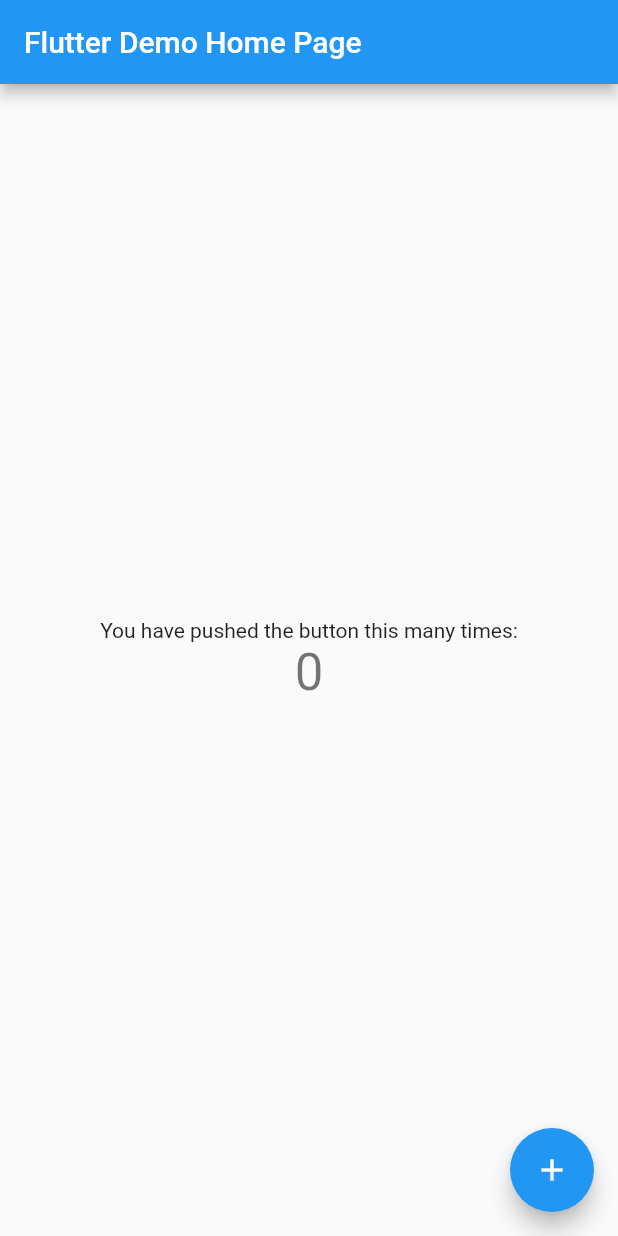
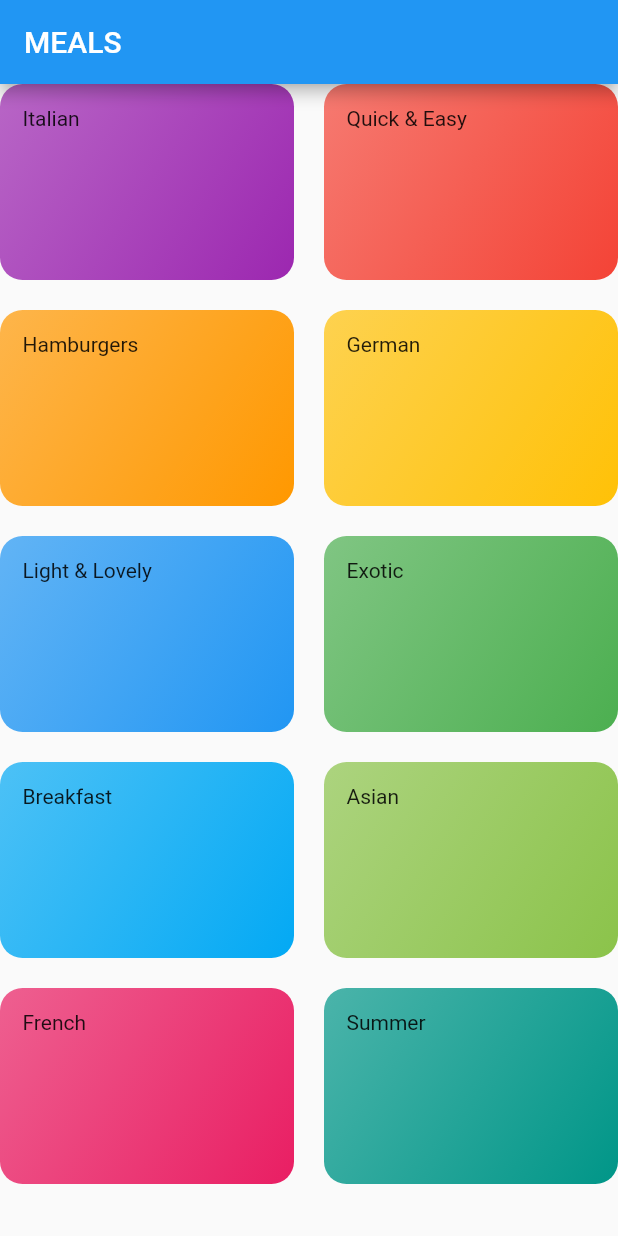
Before and after one commit to theBikz/Food-App-Flutter, a Flutter app: the screen it shows after launch, on a phone screen of 412 x 824 dp. Run offline on Flutter 3.47's test engine with Material 2 defaults, Android fonts, the phone set to English and light mode, and no system bars.

Commit message:
main screen added

```diff
--- /dev/null
+++ b/lib/categories_screen.dart
@@ -0,0 +1,27 @@
+import 'package:flutter/material.dart';
+import './dummy_data.dart';
+import './category_item.dart';
+
+class CategoriesScreen extends StatelessWidget {
+  @override
+  Widget build(BuildContext context) {
+    return Scaffold(
+      appBar: AppBar(
+        title: const Text('MEALS'),
+      ),
+      body: GridView(
+        children: DUMMY_CATEGORIES
+            .map((catData) => CategoryItem(
+                  catData.title,
+                  catData.color,
+                ))
+            .toList(),
+        gridDelegate: SliverGridDelegateWithMaxCrossAxisExtent(
+            maxCrossAxisExtent: 200,
+            childAspectRatio: 3 / 2,
+            crossAxisSpacing: 20,
+            mainAxisSpacing: 20),
+      ),
+    );
+  }
+}
--- /dev/null
+++ b/lib/category_item.dart
@@ -0,0 +1,23 @@
+import 'package:flutter/material.dart';
+
+class CategoryItem extends StatelessWidget {
+  final String title;
+  final Color color;
+
+  CategoryItem(this.title, this.color);
+
+  @override
+  Widget build(BuildContext context) {
+    return Container(
+      padding: const EdgeInsets.all(15),
+      child: Text(title),
+      decoration: BoxDecoration(
+        gradient: LinearGradient(colors: [
+          color.withOpacity(0.7),
+          color,
+        ], begin: Alignment.topLeft, end: Alignment.bottomRight),
+        borderRadius: BorderRadius.circular(15),
+      ),
+    );
+  }
+}
--- /dev/null
+++ b/lib/dummy_data.dart
@@ -0,0 +1,31 @@
+import 'package:flutter/material.dart';
+import './models/category.dart';
+
+const DUMMY_CATEGORIES = const [
+  Category(id: 'c1', title: 'Italian', color: Colors.purple),
+  Category(id: 'c2', title: 'Quick & Easy', color: Colors.red),
+  Category(id: 'c3', title: 'Hamburgers', color: Colors.orange),
+  Category(id: 'c4', title: 'German', color: Colors.amber),
+  Category(id: 'c5', title: 'Light & Lovely', color: Colors.blue),
+  Category(id: 'c6', title: 'Exotic', color: Colors.green),
+  Category(
+    id: 'c7',
+    title: 'Breakfast',
+    color: Colors.lightBlue,
+  ),
+  Category(
+    id: 'c8',
+    title: 'Asian',
+    color: Colors.lightGreen,
+  ),
+  Category(
+    id: 'c9',
+    title: 'French',
+    color: Colors.pink,
+  ),
+  Category(
+    id: 'c10',
+    title: 'Summer',
+    color: Colors.teal,
+  ),
+];
--- a/lib/main.dart
+++ b/lib/main.dart
@@ -1,117 +1,15 @@
 import 'package:flutter/material.dart';
+import './categories_screen.dart';
 
-void main() {
-  runApp(MyApp());
-}
+void main() => runApp(MyApp());
 
 class MyApp extends StatelessWidget {
-  // This widget is the root of your application.
   @override
   Widget build(BuildContext context) {
     return MaterialApp(
-      title: 'Flutter Demo',
-      theme: ThemeData(
-        // This is the theme of your application.
-        //
-        // Try running your application with "flutter run". You'll see the
-        // application has a blue toolbar. Then, without quitting the app, try
-        // changing the primarySwatch below to Colors.green and then invoke
-        // "hot reload" (press "r" in the console where you ran "flutter run",
-        // or simply save your changes to "hot reload" in a Flutter IDE).
-        // Notice that the counter didn't reset back to zero; the application
-        // is not restarted.
-        primarySwatch: Colors.blue,
-        // This makes the visual density adapt to the platform that you run
-        // the app on. For desktop platforms, the controls will be smaller and
-        // closer together (more dense) than on mobile platforms.
-        visualDensity: VisualDensity.adaptivePlatformDensity,
-      ),
-      home: MyHomePage(title: 'Flutter Demo Home Page'),
+      title: 'Meals',
+      theme: ThemeData(primarySwatch: Colors.blue),
+      home: CategoriesScreen(),
     );
   }
 }
-
-class MyHomePage extends StatefulWidget {
-  MyHomePage({Key key, this.title}) : super(key: key);
-
-  // This widget is the home page of your application. It is stateful, meaning
-  // that it has a State object (defined below) that contains fields that affect
-  // how it looks.
-
-  // This class is the configuration for the state. It holds the values (in this
-  // case the title) provided by the parent (in this case the App widget) and
-  // used by the build method of the State. Fields in a Widget subclass are
-  // always marked "final".
-
-  final String title;
-
-  @override
-  _MyHomePageState createState() => _MyHomePageState();
-}
-
-class _MyHomePageState extends State<MyHomePage> {
-  int _counter = 0;
-
-  void _incrementCounter() {
-    setState(() {
-      // This call to setState tells the Flutter framework that something has
-      // changed in this State, which causes it to rerun the build method below
-      // so that the display can reflect the updated values. If we changed
-      // _counter without calling setState(), then the build method would not be
-      // called again, and so nothing would appear to happen.
-      _counter++;
-    });
-  }
-
-  @override
-  Widget build(BuildContext context) {
-    // This method is rerun every time setState is called, for instance as done
-    // by the _incrementCounter method above.
-    //
-    // The Flutter framework has been optimized to make rerunning build methods
-    // fast, so that you can just rebuild anything that needs updating rather
-    // than having to individually change instances of widgets.
-    return Scaffold(
-      appBar: AppBar(
-        // Here we take the value from the MyHomePage object that was created by
-        // the App.build method, and use it to set our appbar title.
-        title: Text(widget.title),
-      ),
-      body: Center(
-        // Center is a layout widget. It takes a single child and positions it
-        // in the middle of the parent.
-        child: Column(
-          // Column is also a layout widget. It takes a list of children and
-          // arranges them vertically. By default, it sizes itself to fit its
-          // children horizontally, and tries to be as tall as its parent.
-          //
-          // Invoke "debug painting" (press "p" in the console, choose the
-          // "Toggle Debug Paint" action from the Flutter Inspector in Android
-          // Studio, or the "Toggle Debug Paint" command in Visual Studio Code)
-          // to see the wireframe for each widget.
-          //
-          // Column has various properties to control how it sizes itself and
-          // how it positions its children. Here we use mainAxisAlignment to
-          // center the children vertically; the main axis here is the vertical
-          // axis because Columns are vertical (the cross axis would be
-          // horizontal).
-          mainAxisAlignment: MainAxisAlignment.center,
-          children: <Widget>[
-            Text(
-              'You have pushed the button this many times:',
-            ),
-            Text(
-              '$_counter',
-              style: Theme.of(context).textTheme.headline4,
-            ),
-          ],
-        ),
-      ),
-      floatingActionButton: FloatingActionButton(
-        onPressed: _incrementCounter,
-        tooltip: 'Increment',
-        child: Icon(Icons.add),
-      ), // This trailing comma makes auto-formatting nicer for build methods.
-    );
-  }
-}
--- /dev/null
+++ b/lib/models/category.dart
@@ -0,0 +1,13 @@
+import 'package:flutter/material.dart';
+
+class Category {
+  final String id;
+  final String title;
+  final Color color;
+
+  const Category({
+    @required this.id,
+    @required this.title,
+    this.color = Colors.orange,
+  });
+}
```
